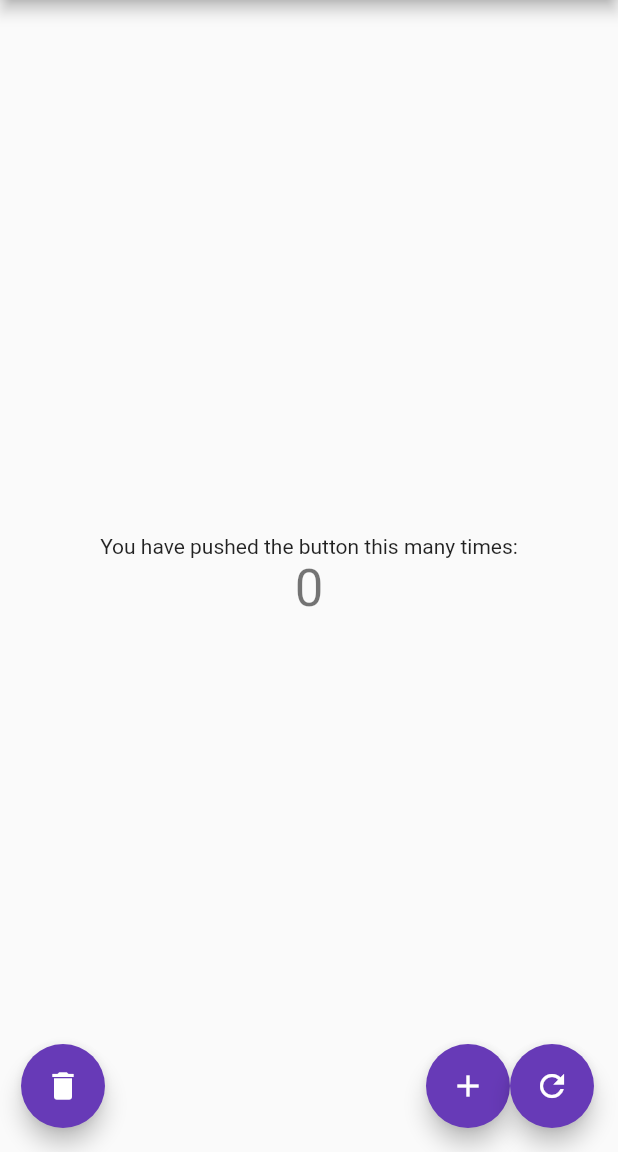
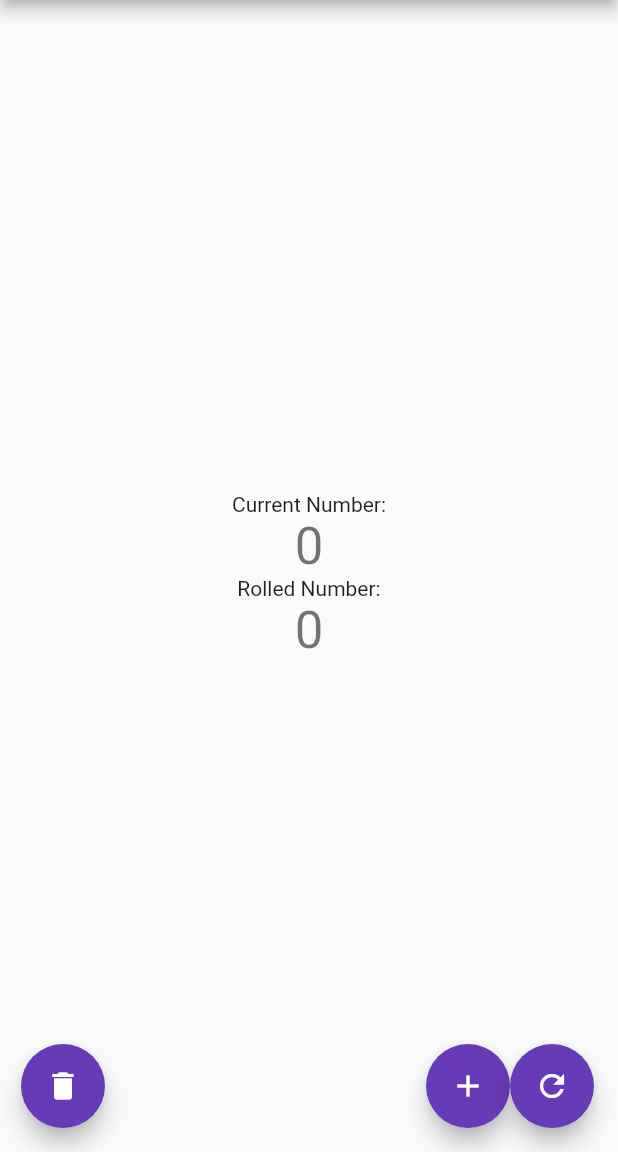
Before and after one commit to Jqual1/click-me, a Flutter app: the screen it shows after launch, after a tap on the "refresh" icon, on a phone screen of 412 x 824 dp, the part 84-1236 px from its top. Run offline on Flutter 3.47's test engine with Material 2 defaults, Android fonts, the phone set to English and light mode, and no system bars.

Commit message:
Added new Text
- Added "roll" text
 - Now random num and regular num are seperate

```diff
--- a/clickme/lib/main.dart
+++ b/clickme/lib/main.dart
@@ -52,6 +52,7 @@ class MyHomePage extends StatefulWidget {
 class _MyHomePageState extends State<MyHomePage> {
   final _random = new Random();
   int _counter = 0;
+  int _rolled = 0;
 
   void _incrementCounter() {
     setState(() {
@@ -70,9 +71,10 @@ class _MyHomePageState extends State<MyHomePage> {
       _counter = 0;
     });
   }
+  // This randomizes the counter to a
   void _randomInRange() {
     setState(() {
-      _counter = _random.nextInt(_counter);
+      _rolled = _random.nextInt(_counter);
     });
   }
 
@@ -111,10 +113,17 @@ class _MyHomePageState extends State<MyHomePage> {
           mainAxisAlignment: MainAxisAlignment.center,
           children: <Widget>[
             const Text(
-              'You have pushed the button this many times:',
+              'Current Number:',
             ),
             Text(
               '$_counter',
+              style: Theme.of(context).textTheme.headline4,
+            ),
+            const Text(
+              'Rolled Number:',
+            ),
+            Text(
+              '$_rolled',
               style: Theme.of(context).textTheme.headline4,
             ),
           ],
```
